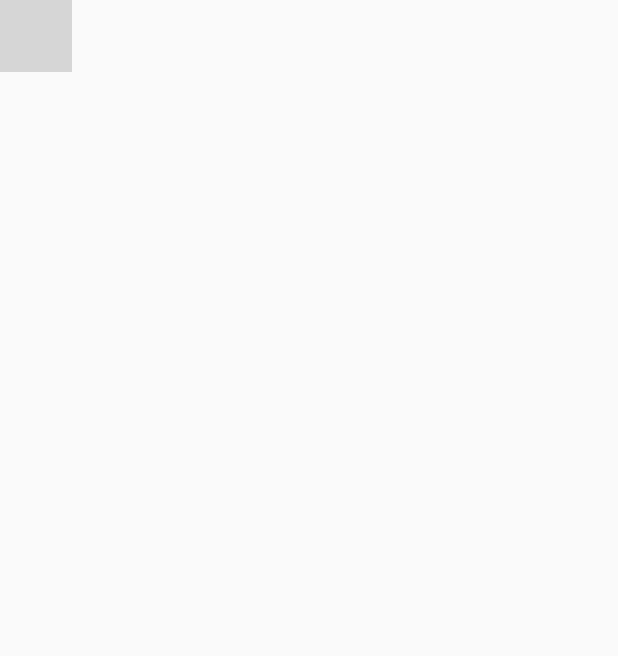
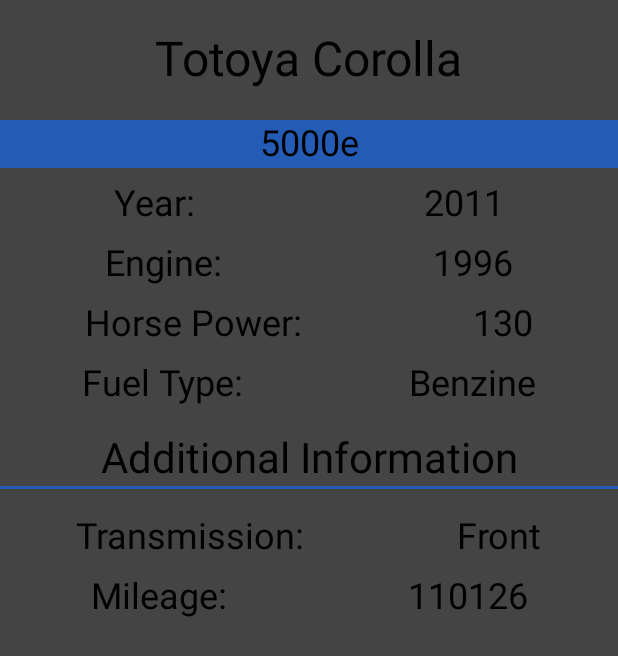
Before and after one commit to LukaDzodan/CarsInfoApp, an Android app built with Jetpack Compose: the screen it shows after launch (MainActivity), on a phone screen of 412 x 824 dp. Shown: the top 656 px of the screen. Run offline under Robolectric (Android 15) with nearby library versions, the phone set to English and light mode, and no system bars; our stand-ins replace Dagger/Hilt's generated code; grey boxes are pictures that could not be loaded.

Commit message:
Added Screens

```diff
--- a/app/src/main/java/com/example/carsinfos/MainActivity.kt
+++ b/app/src/main/java/com/example/carsinfos/MainActivity.kt
@@ -16,6 +16,7 @@ import androidx.lifecycle.viewmodel.compose.viewModel
 import com.example.carsinfos.data.remote.dto.CarDto
 import com.example.carsinfos.data.repository.CarRepositoryImpl
 import com.example.carsinfos.domain.model.Car
+import com.example.carsinfos.presentation.car_detail.CarDetailScreen
 import com.example.carsinfos.presentation.car_detail.CarDetailViewModel
 import com.example.carsinfos.presentation.car_list.CarListViewModel
 import com.example.carsinfos.presentation.car_list.CarListingsScreen
@@ -32,14 +33,9 @@ class MainActivity : ComponentActivity() {
         enableEdgeToEdge()
         setContent {
             CarsInfosTheme {
-                    lateinit var repository : CarRepositoryImpl
                     //val viewModel : CarListViewModel = viewModel()
-                    val scope = CoroutineScope(Dispatchers.Main)
-                    var cars : List<CarDto> = emptyList()
-                    scope.launch {
-                        cars = repository.getCars()
-                    }
-                    CarListingsScreen(cars = cars)
+
+                    CarDetailScreen()
                 }
             }
         }
--- /dev/null
+++ b/app/src/main/java/com/example/carsinfos/presentation/car_detail/CarDetailScreen.kt
@@ -0,0 +1,123 @@
+package com.example.carsinfos.presentation.car_detail
+
+import androidx.compose.foundation.background
+import androidx.compose.foundation.layout.Arrangement
+import androidx.compose.foundation.layout.Box
+import androidx.compose.foundation.layout.Column
+import androidx.compose.foundation.layout.Row
+import androidx.compose.foundation.layout.Spacer
+import androidx.compose.foundation.layout.fillMaxSize
+import androidx.compose.foundation.layout.fillMaxWidth
+import androidx.compose.foundation.layout.height
+import androidx.compose.foundation.layout.padding
+import androidx.compose.foundation.layout.size
+import androidx.compose.material3.HorizontalDivider
+import androidx.compose.material3.MaterialTheme
+import androidx.compose.material3.Text
+import androidx.compose.runtime.Composable
+import androidx.compose.ui.Alignment
+import androidx.compose.ui.Modifier
+import androidx.compose.ui.graphics.Color
+import androidx.compose.ui.tooling.preview.Preview
+import androidx.compose.ui.unit.dp
+import androidx.hilt.navigation.compose.hiltViewModel
+import com.example.carsinfos.domain.model.CarDetail
+import com.example.carsinfos.ui.theme.CarItemBackGround
+
+@Preview(showBackground = true)
+@Composable
+fun CarDetailScreen(
+    //viewModel: CarDetailViewModel = hiltViewModel()
+) {
+    //val state = viewModel.state.value
+
+    Box(modifier = Modifier
+        .fillMaxSize()
+        .background(Color.DarkGray)){
+
+//        state.car?.let { car ->
+//            Text(text = "Totoya Corolla")
+//        }
+        Column(modifier = Modifier.fillMaxSize() ) {
+            Row(horizontalArrangement = Arrangement.Center, modifier = Modifier
+                .fillMaxWidth()
+                .background(Color.DarkGray)) {
+                Text(text = "Totoya Corolla", modifier = Modifier
+                    .padding(20.dp)
+                    .align(Alignment.CenterVertically),
+                    style = MaterialTheme.typography.headlineLarge,
+                )
+            }
+            Row(
+                Modifier
+                    .background(CarItemBackGround)
+                    .fillMaxWidth(), horizontalArrangement = Arrangement.Center) {
+                Text(text = "5000e", style = MaterialTheme.typography.headlineSmall)
+            }
+            Spacer(modifier = Modifier.height(8.dp))
+
+            Row(Modifier.fillMaxWidth(), horizontalArrangement = Arrangement.SpaceAround) {
+                Text(text = "Year:",
+                    style = MaterialTheme.typography.headlineSmall,
+                )
+                Text(text = "2011", style = MaterialTheme.typography.headlineSmall)
+            }
+
+            Spacer(modifier = Modifier.height(8.dp))
+
+            Row(Modifier.fillMaxWidth(), horizontalArrangement = Arrangement.SpaceAround) {
+                Text(text = "Engine:",
+                    style = MaterialTheme.typography.headlineSmall
+                )
+                Text(text = "1996", style = MaterialTheme.typography.headlineSmall)
+            }
+            Spacer(modifier = Modifier.height(8.dp))
+
+            Row(Modifier.fillMaxWidth(), horizontalArrangement = Arrangement.SpaceAround) {
+                Text(text = "Horse Power:",
+                    style = MaterialTheme.typography.headlineSmall
+                )
+                Text(text = "130", style = MaterialTheme.typography.headlineSmall)
+            }
+
+            Spacer(modifier = Modifier.height(8.dp))
+
+            Row(Modifier.fillMaxWidth(), horizontalArrangement = Arrangement.SpaceAround) {
+                Text(text = "Fuel Type:",
+                    style = MaterialTheme.typography.headlineSmall
+                )
+                Text(text = "Benzine", style = MaterialTheme.typography.headlineSmall)
+            }
+            Spacer(modifier = Modifier.height(16.dp))
+
+
+            Row(Modifier.fillMaxWidth(), horizontalArrangement = Arrangement.Center) {
+                Text(text = "Additional Information",
+                    style = MaterialTheme.typography.headlineMedium
+                    )
+            }
+
+            HorizontalDivider(color = CarItemBackGround, thickness = 2.dp)
+
+            Spacer(modifier = Modifier.height(16.dp))
+
+            Row(Modifier.fillMaxWidth(), horizontalArrangement = Arrangement.SpaceAround) {
+                Text(text = "Transmission:",
+                    style = MaterialTheme.typography.headlineSmall
+                )
+                Text(text = "Front", style = MaterialTheme.typography.headlineSmall)
+            }
+
+            Spacer(modifier = Modifier.height(8.dp))
+
+            Row(Modifier.fillMaxWidth(), horizontalArrangement = Arrangement.SpaceAround) {
+                Text(text = "Mileage:",
+                    style = MaterialTheme.typography.headlineSmall
+                )
+                Text(text = "110126", style = MaterialTheme.typography.headlineSmall)
+            }
+
+            Spacer(modifier = Modifier.height(8.dp))
+        }
+    }
+}
--- a/app/src/main/java/com/example/carsinfos/ui/theme/Color.kt
+++ b/app/src/main/java/com/example/carsinfos/ui/theme/Color.kt
@@ -9,3 +9,5 @@ val Pink80 = Color(0xFFEFB8C8)
 val Purple40 = Color(0xFF6650a4)
 val PurpleGrey40 = Color(0xFF625b71)
 val Pink40 = Color(0xFF7D5260)
+
+val CarItemBackGround = Color(0xFF245CB5)
```
Also changed, not shown: app/src/main/java/com/example/carsinfos/presentation/car_list/CarListItem.kt (+23 -16 lines), app/src/main/java/com/example/carsinfos/presentation/car_list/CarListingsScreen.kt (+16 -7 lines).
